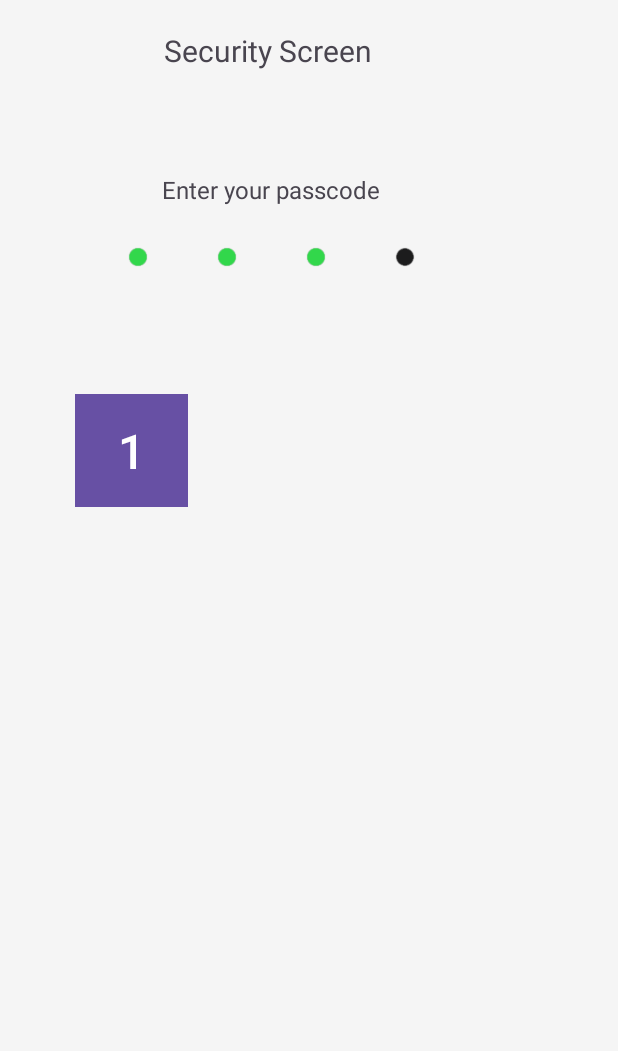
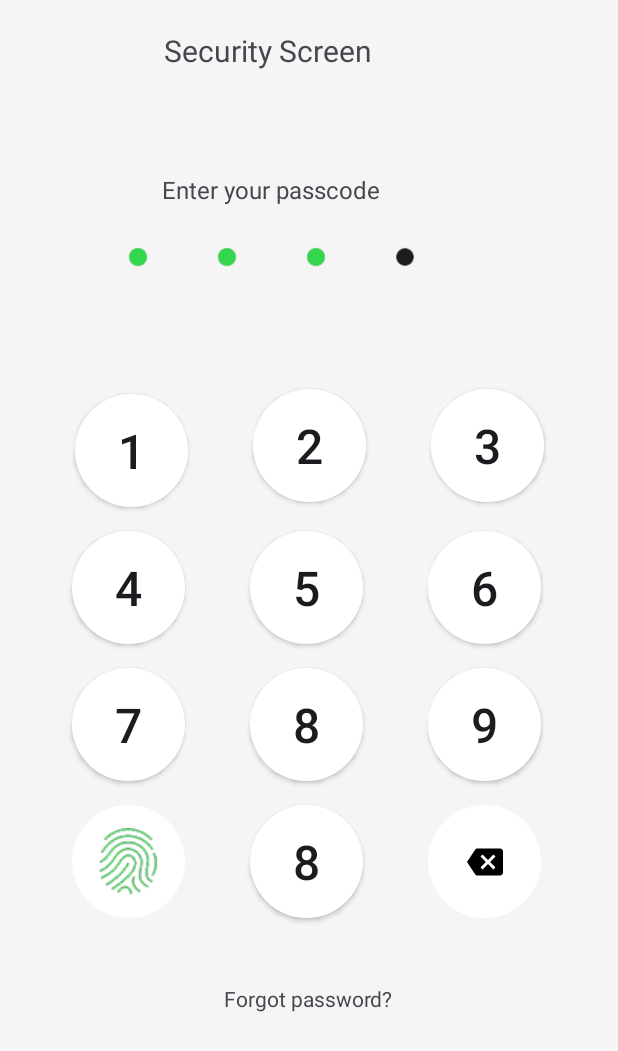
Before and after one commit to lmelikishvili/Exam6, an Android app: the screen it shows after launch (MainActivity), on a phone screen of 412 x 824 dp. Shown: the top 1051 px of the screen. Run offline under Robolectric (Android 15) with nearby library versions, the phone set to English and light mode, and no system bars.

Commit message:
before logic

```diff
--- /dev/null
+++ b/app/src/main/res/drawable/button_style.xml
@@ -0,0 +1,5 @@
+<?xml version="1.0" encoding="utf-8"?>
+<shape xmlns:android="http://schemas.android.com/apk/res/android"
+    android:shape="oval">
+    <solid android:color="@color/white"/>
+</shape>
--- /dev/null
+++ b/app/src/main/res/drawable/ic_back.xml
@@ -0,0 +1,5 @@
+<vector android:autoMirrored="true" android:height="24dp"
+    android:tint="#000000" android:viewportHeight="24"
+    android:viewportWidth="24" android:width="24dp" xmlns:android="http://schemas.android.com/apk/res/android">
+    <path android:fillColor="@android:color/white" android:pathData="M22,3L7,3c-0.69,0 -1.23,0.35 -1.59,0.88L0,12l5.41,8.11c0.36,0.53 0.9,0.89 1.59,0.89h15c1.1,0 2,-0.9 2,-2L24,5c0,-1.1 -0.9,-2 -2,-2zM19,15.59L17.59,17 14,13.41 10.41,17 9,15.59 12.59,12 9,8.41 10.41,7 14,10.59 17.59,7 19,8.41 15.41,12 19,15.59z"/>
+</vector>
--- a/app/src/main/res/layout/fragment_secret.xml
+++ b/app/src/main/res/layout/fragment_secret.xml
@@ -6,6 +6,7 @@
     android:layout_height="match_parent"
     android:background="@color/back_color"
     tools:context=".SecretFragment">
+
 
     <TextView
         android:id="@+id/textView"
@@ -68,16 +69,163 @@
         app:layout_constraintStart_toEndOf="@+id/imageView3"
         app:layout_constraintTop_toBottomOf="@+id/textView" />
 
-    <Button
-        android:background="@color/black"
+    <androidx.appcompat.widget.AppCompatButton
+        android:id="@+id/appCompatButton"
         android:layout_width="75dp"
         android:layout_height="75dp"
         android:layout_marginStart="50dp"
         android:layout_marginTop="67dp"
+        android:background="@drawable/button_style"
         android:text="1"
         android:textSize="32dp"
         app:layout_constraintStart_toStartOf="parent"
         app:layout_constraintTop_toBottomOf="@+id/imageView" />
 
 
+    <androidx.appcompat.widget.AppCompatButton
+        android:id="@+id/appCompatButton3"
+        android:layout_width="75dp"
+        android:layout_height="75dp"
+        android:layout_marginStart="43dp"
+        android:layout_marginTop="64dp"
+        android:background="@drawable/button_style"
+        android:text="2"
+        android:textSize="32dp"
+        app:layout_constraintStart_toEndOf="@+id/appCompatButton"
+        app:layout_constraintTop_toBottomOf="@+id/imageView" />
+
+    <androidx.appcompat.widget.AppCompatButton
+        android:id="@+id/appCompatButton2"
+        android:layout_width="75dp"
+        android:layout_height="75dp"
+        android:layout_marginStart="43dp"
+        android:layout_marginTop="64dp"
+        android:background="@drawable/button_style"
+        android:text="3"
+        android:textSize="32dp"
+        app:layout_constraintStart_toEndOf="@+id/appCompatButton3"
+        app:layout_constraintTop_toBottomOf="@+id/imageView" />
+
+    <androidx.appcompat.widget.AppCompatButton
+        android:id="@+id/appCompatButton4"
+        android:layout_width="75dp"
+        android:layout_height="75dp"
+        android:layout_marginStart="48dp"
+        android:layout_marginTop="16dp"
+        android:background="@drawable/button_style"
+        android:text="4"
+        android:textSize="32dp"
+        app:layout_constraintStart_toStartOf="parent"
+        app:layout_constraintTop_toBottomOf="@+id/appCompatButton" />
+
+
+    <androidx.appcompat.widget.AppCompatButton
+        android:id="@+id/appCompatButton5"
+        android:layout_width="75dp"
+        android:layout_height="75dp"
+        android:layout_marginStart="43dp"
+        android:layout_marginTop="16dp"
+        android:background="@drawable/button_style"
+        android:text="5"
+        android:textSize="32dp"
+        app:layout_constraintStart_toEndOf="@+id/appCompatButton4"
+        app:layout_constraintTop_toBottomOf="@+id/appCompatButton" />
+
+    <androidx.appcompat.widget.AppCompatButton
+        android:id="@+id/appCompatButton6"
+        android:layout_width="75dp"
+        android:layout_height="75dp"
+        android:layout_marginStart="43dp"
+        android:layout_marginTop="16dp"
+        android:background="@drawable/button_style"
+        android:text="6"
+        android:textSize="32dp"
+        app:layout_constraintStart_toEndOf="@+id/appCompatButton5"
+        app:layout_constraintTop_toBottomOf="@+id/appCompatButton" />
+
+    <androidx.appcompat.widget.AppCompatButton
+        android:id="@+id/appCompatButton7"
+        android:layout_width="75dp"
+        android:layout_height="75dp"
+        android:layout_marginStart="48dp"
+        android:layout_marginTop="16dp"
+        android:background="@drawable/button_style"
+        android:text="7"
+        android:textSize="32dp"
+        app:layout_constraintStart_toStartOf="parent"
+        app:layout_constraintTop_toBottomOf="@+id/appCompatButton4" />
+
+    <androidx.appcompat.widget.AppCompatButton
+        android:id="@+id/appCompatButton8"
+        android:layout_width="75dp"
+        android:layout_height="75dp"
+        android:layout_marginStart="43dp"
+        android:layout_marginTop="16dp"
+        android:background="@drawable/button_style"
+        android:text="8"
+        android:textSize="32dp"
+        app:layout_constraintStart_toEndOf="@+id/appCompatButton7"
+        app:layout_constraintTop_toBottomOf="@+id/appCompatButton4" />
+
+
+
+    <androidx.appcompat.widget.AppCompatButton
+        android:id="@+id/appCompatButton9"
+        android:layout_width="75dp"
+        android:layout_height="75dp"
+        android:layout_marginStart="43dp"
+        android:layout_marginTop="16dp"
+        android:background="@drawable/button_style"
+        android:text="9"
+        android:textSize="32dp"
+        app:layout_constraintStart_toEndOf="@+id/appCompatButton8"
+        app:layout_constraintTop_toBottomOf="@+id/appCompatButton4" />
+
+    <androidx.appcompat.widget.AppCompatImageButton
+
+        android:id="@+id/appCompatImageButton"
+        android:layout_width="75dp"
+        android:layout_height="75dp"
+        android:layout_marginStart="48dp"
+        android:layout_marginTop="16dp"
+        android:background="@drawable/button_style"
+        android:src="@drawable/ic_fingerprint"
+        app:layout_constraintStart_toStartOf="parent"
+        app:layout_constraintTop_toBottomOf="@+id/appCompatButton7" />
+
+    <androidx.appcompat.widget.AppCompatButton
+        android:id="@+id/appCompatButton11"
+        android:layout_width="75dp"
+        android:layout_height="75dp"
+        android:layout_marginStart="43dp"
+        android:layout_marginTop="16dp"
+        android:background="@drawable/button_style"
+        android:text="8"
+        android:textSize="32dp"
+        app:layout_constraintStart_toEndOf="@+id/appCompatImageButton"
+        app:layout_constraintTop_toBottomOf="@+id/appCompatButton8" />
+
+    <androidx.appcompat.widget.AppCompatImageButton
+
+        android:id="@+id/appCompatImageButton2"
+        android:layout_width="75dp"
+        android:layout_height="75dp"
+        android:layout_marginStart="43dp"
+        android:layout_marginTop="16dp"
+        android:background="@drawable/button_style"
+        android:src="@drawable/ic_back"
+        app:layout_constraintStart_toEndOf="@+id/appCompatButton11"
+        app:layout_constraintTop_toBottomOf="@+id/appCompatButton9" />
+
+    <TextView
+        android:layout_width="wrap_content"
+        android:layout_height="wrap_content"
+        android:layout_marginTop="44dp"
+        android:text="Forgot password?"
+        app:layout_constraintEnd_toEndOf="parent"
+        app:layout_constraintHorizontal_bias="0.498"
+        app:layout_constraintStart_toStartOf="parent"
+        app:layout_constraintTop_toBottomOf="@+id/appCompatButton11" />
+
+
 </androidx.constraintlayout.widget.ConstraintLayout>
```
Also changed, not shown: app/src/main/res/drawable/ic_fingerprint.png (added).
